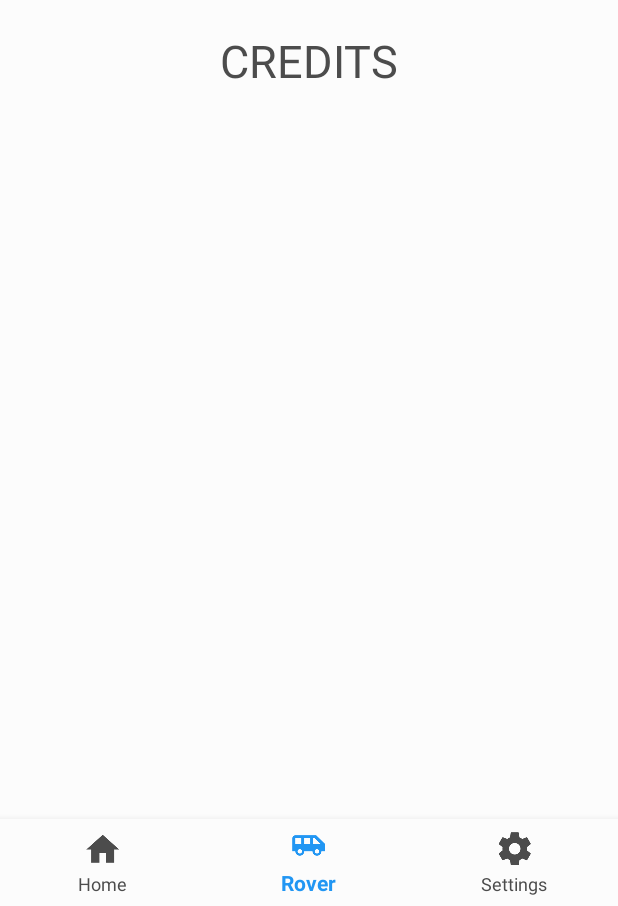
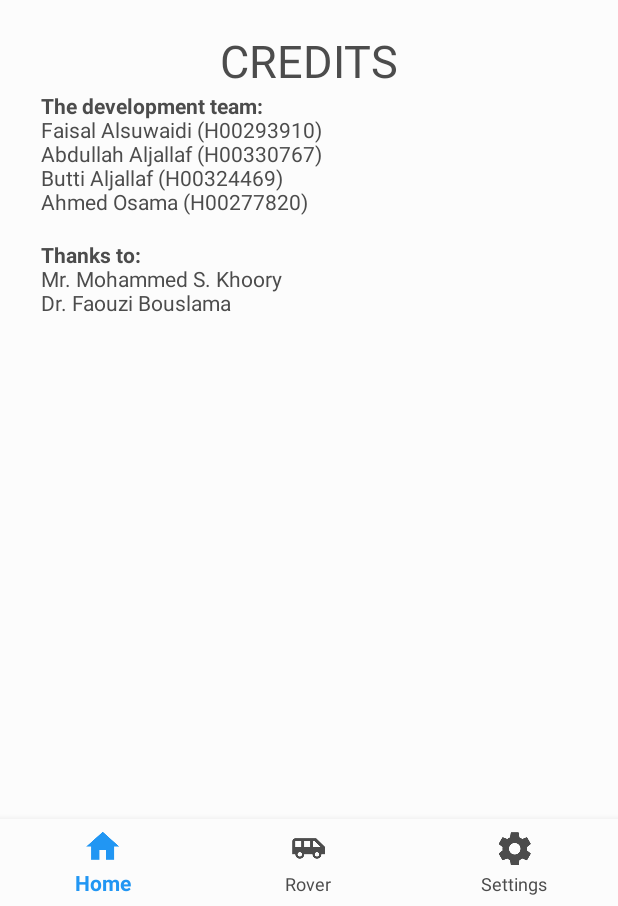
Before and after one commit to ButtiAlJallaf/spacecraftoperations, an Android app: the Credits screen opened directly, with no data from a screen before it, on a phone screen of 412 x 824 dp, the part 330-1236 px from its top. Run offline under Robolectric (Android 15) with nearby library versions, the phone set to English and light mode, and no system bars.

Commit message:
Credits activity is now completed

```diff
--- a/app/src/main/java/com/example/user/spacecraftoperationsapplication/AboutUs.java
+++ b/app/src/main/java/com/example/user/spacecraftoperationsapplication/AboutUs.java
@@ -14,12 +14,9 @@ public class AboutUs extends AppCompatActivity {
     @Override
     protected void onCreate(Bundle savedInstanceState) {
         nightModeActivate();
-
         super.onCreate(savedInstanceState);
         setContentView(R.layout.activity_about_us);
-
         changeLogo();
-
         initBottomNav(); //Code by Butti to initialize the bottom navigation.
     }
 
--- a/app/src/main/java/com/example/user/spacecraftoperationsapplication/Credits.java
+++ b/app/src/main/java/com/example/user/spacecraftoperationsapplication/Credits.java
@@ -11,25 +11,20 @@ import android.widget.ImageView;
 
 public class Credits extends AppCompatActivity {
 
-    public ImageView logo;
-
     @Override
     protected void onCreate(Bundle savedInstanceState) {
-
         nightModeActivate();
-
         super.onCreate(savedInstanceState);
         setContentView(R.layout.activity_credits);
 
         changeLogo();
-
         initBottomNav(); //Code by Butti to initialize the bottom navigation.
     }
 
     private void initBottomNav()
     {
         BottomNavigationView bottomNavigationView = findViewById(R.id.bottom_navigation);
-        bottomNavigationView.setSelectedItemId(R.id.action_rover);
+        bottomNavigationView.setSelectedItemId(R.id.action_home);
         bottomNavigationView.setOnNavigationItemSelectedListener(new BottomNavigationView.OnNavigationItemSelectedListener() {
             @Override
             public boolean onNavigationItemSelected(@NonNull MenuItem item) {
@@ -37,17 +32,14 @@ public class Credits extends AppCompatActivity {
                 {
                     case R.id.action_home:
                         Intent home = new Intent(getApplicationContext(),HomeActivity.class);
-
                         startActivity(home);
                         break;
                     case R.id.action_rover:
                         Intent rover = new Intent(getApplicationContext(),Rover.class);
-
                         startActivity(rover);
                         break;
                     case R.id.action_settings:
                         Intent settings = new Intent(getApplicationContext(),Settings.class);
-
                         startActivity(settings);
                         break;
                 }
@@ -67,7 +59,7 @@ public class Credits extends AppCompatActivity {
 
     public void changeLogo()
     {
-        logo = (ImageView) findViewById(R.id.logo);
+        ImageView logo = findViewById(R.id.logo);
         logo.setTag(1);
 
         if(AppCompatDelegate.getDefaultNightMode()== AppCompatDelegate.MODE_NIGHT_YES)
--- a/app/src/main/res/layout/activity_credits.xml
+++ b/app/src/main/res/layout/activity_credits.xml
@@ -41,6 +41,20 @@
                 android:textAllCaps="true"
                 android:textSize="30sp"
                 android:textColor="?attr/textcolor"/>
+
+            <TextView
+                android:id="@+id/textView3"
+                android:layout_width="match_parent"
+                android:layout_height="wrap_content"
+                android:text="@string/creditsTeam"
+                android:textColor="?attr/textcolor" />
+
+            <TextView
+                android:id="@+id/textView4"
+                android:layout_width="match_parent"
+                android:layout_height="wrap_content"
+                android:text="@string/creditsMentors"
+                android:textColor="?attr/textcolor" />
         </LinearLayout>
 
     </ScrollView>
--- a/app/src/main/res/values/strings.xml
+++ b/app/src/main/res/values/strings.xml
@@ -1,3 +1,15 @@
 <resources>
     <string name="app_name">Spacecraft Operations Application</string>
+    <string name="creditsTeam">
+        <b>The development team:</b> \n
+        Faisal Alsuwaidi (H00293910) \n
+        Abdullah Aljallaf (H00330767) \n
+        Butti Aljallaf (H00324469) \n
+        Ahmed Osama (H00277820) \n
+    </string>
+    <string name="creditsMentors">
+        <b>Thanks to:</b> \n
+        Mr. Mohammed S. Khoory \n
+        Dr. Faouzi Bouslama
+    </string>
 </resources>
```
